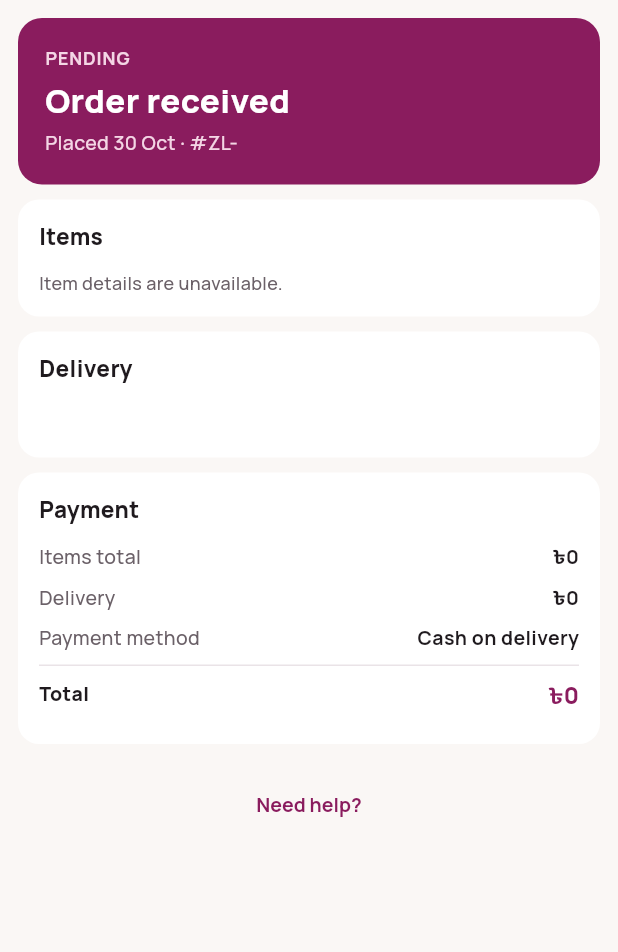
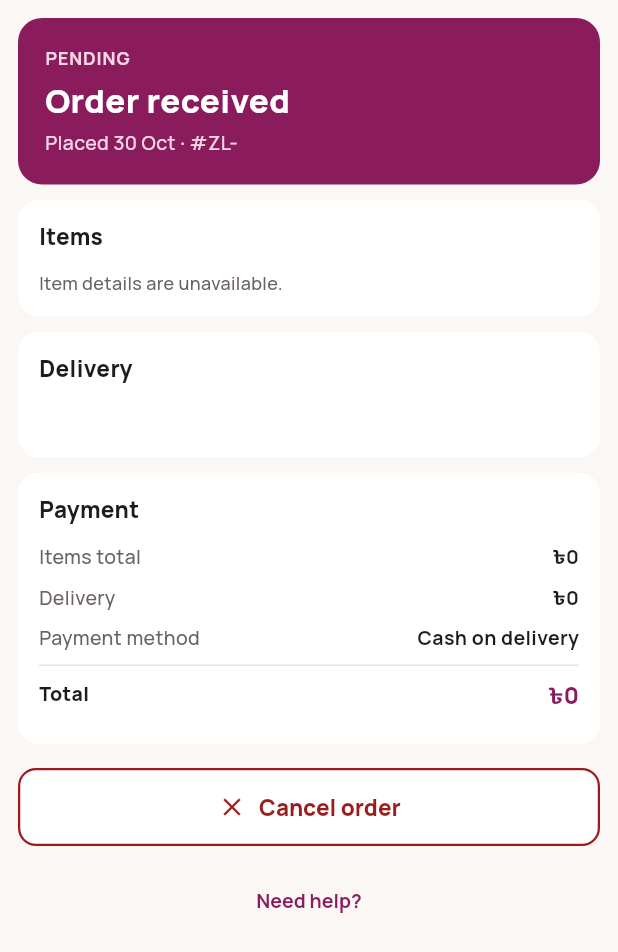
Before and after one commit to Aminulislammahim23/zollo, a Flutter app: the _OrderDetailsBody widget shown alone on an empty page, opened directly with empty values, on a phone screen of 412 x 824 dp. Shown: the top 952 px of the screen. Run offline on Flutter 3.47's test engine with Material 3 defaults, Android fonts, the phone set to English and light mode, and no system bars; our stand-ins replace cached_network_image, flutter_riverpod, go_router, shared_preferences, supabase_flutter; accounts and stored records are empty.

Commit message:
feat(orders): cancel pending orders via cancel_order() (Prompt D.2)
Co-Authored-By: Claude Opus 5.5 <noreply@anthropic.com>

```diff
--- a/lib/features/orders/data/repositories/order_repository.dart
+++ b/lib/features/orders/data/repositories/order_repository.dart
@@ -9,4 +9,8 @@ abstract interface class OrderRepository {
   Future<OrderModel?> getOrderById(String id);
 
   Future<List<OrderModel>> getOrders();
+
+  /// Cancels a pending order (`cancel_order()`); the database releases the
+  /// reserved stock. Throws `OrderException` (ORDER_NOT_CANCELLABLE, ...).
+  Future<OrderModel> cancelOrder(String orderId, {String? reason});
 }
--- a/lib/features/orders/data/repositories/supabase_order_repository.dart
+++ b/lib/features/orders/data/repositories/supabase_order_repository.dart
@@ -70,4 +70,19 @@ class SupabaseOrderRepository implements OrderRepository {
         .order('created_at', ascending: false);
     return rows.map(OrderModel.fromJson).toList();
   }
+
+  @override
+  Future<OrderModel> cancelOrder(String orderId, {String? reason}) {
+    return _guard(() async {
+      await _client.rpc(
+        'cancel_order',
+        params: {'p_order_id': orderId, 'p_reason': reason},
+      );
+      final order = await getOrderById(orderId);
+      if (order == null) {
+        throw const OrderException(OrderErrorCode.orderNotFound);
+      }
+      return order;
+    });
+  }
 }
--- a/lib/features/orders/presentation/providers/order_provider.dart
+++ b/lib/features/orders/presentation/providers/order_provider.dart
@@ -61,3 +61,14 @@ class PlaceOrderController extends AsyncNotifier<OrderModel?> {
     }
   }
 }
+
+/// Cancels a pending order and refreshes every view of it.
+Future<OrderModel> cancelOrder(WidgetRef ref, String orderId) async {
+  final order = await ref
+      .read(orderRepositoryProvider)
+      .cancelOrder(orderId, reason: 'cancelled_by_customer');
+  ref.invalidate(orderHistoryProvider);
+  ref.invalidate(orderDetailsProvider(orderId));
+  ref.invalidate(orderByIdProvider(orderId));
+  return order;
+}
--- a/lib/features/orders/presentation/screens/order_details_screen.dart
+++ b/lib/features/orders/presentation/screens/order_details_screen.dart
@@ -246,6 +246,10 @@ class _OrderDetailsBody extends ConsumerWidget {
           ),
           const SizedBox(height: AppSpacing.m),
         ],
+        if (order.canCancel) ...[
+          _CancelOrderButton(order: order),
+          const SizedBox(height: AppSpacing.m),
+        ],
         Center(
           child: TextButton(
             onPressed: () => contactSupport(
@@ -259,3 +263,67 @@ class _OrderDetailsBody extends ConsumerWidget {
     );
   }
 }
+
+/// "Cancel order" for pending orders, with a confirmation step.
+class _CancelOrderButton extends ConsumerStatefulWidget {
+  const _CancelOrderButton({required this.order});
+
+  final OrderModel order;
+
+  @override
+  ConsumerState<_CancelOrderButton> createState() => _CancelOrderButtonState();
+}
+
+class _CancelOrderButtonState extends ConsumerState<_CancelOrderButton> {
+  bool _busy = false;
+
+  Future<void> _cancel() async {
+    final ok = await showDialog<bool>(
+      context: context,
+      builder: (context) => AlertDialog(
+        title: const Text('Cancel this order?'),
+        content: Text(
+          '${formatOrderNumber(widget.order.id)} will be cancelled and '
+          'nothing will be charged.',
+        ),
+        actions: [
+          TextButton(
+            onPressed: () => Navigator.pop(context, false),
+            child: const Text('Keep order'),
+          ),
+          TextButton(
+            onPressed: () => Navigator.pop(context, true),
+            style: TextButton.styleFrom(foregroundColor: AppColors.error),
+            child: const Text('Cancel order'),
+          ),
+        ],
+      ),
+    );
+    if (ok != true || !mounted) return;
+
+    setState(() => _busy = true);
+    final messenger = ScaffoldMessenger.of(context);
+    try {
+      await cancelOrder(ref, widget.order.id);
+      messenger.showSnackBar(
+        const SnackBar(content: Text('Your order has been cancelled.')),
+      );
+    } catch (error) {
+      messenger.showSnackBar(
+        SnackBar(content: Text(ErrorView.describe(error))),
+      );
+    } finally {
+      if (mounted) setState(() => _busy = false);
+    }
+  }
+
+  @override
+  Widget build(BuildContext context) {
+    return AppButton.danger(
+      label: 'Cancel order',
+      icon: Icons.close,
+      loading: _busy,
+      onPressed: _cancel,
+    );
+  }
+}
```
Also changed, not shown: 2 other files.
